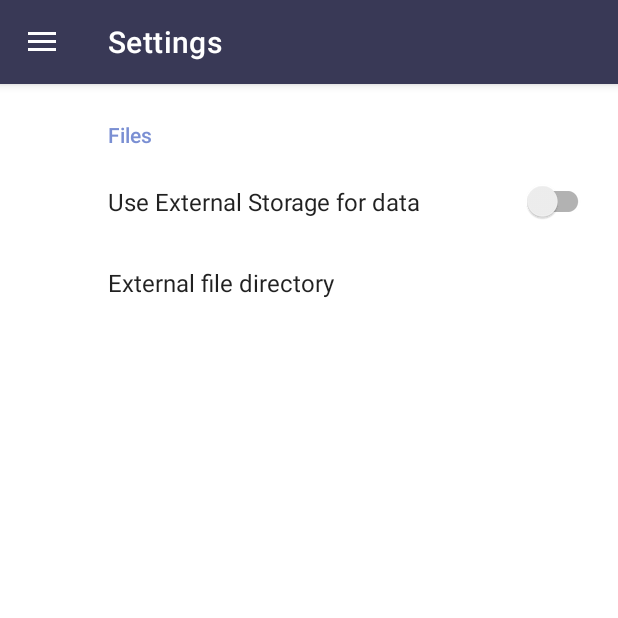
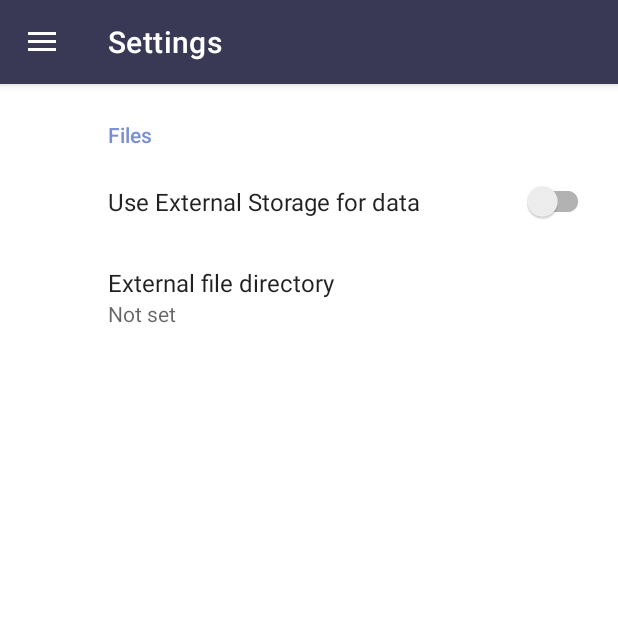
Before and after one commit to Maveo/ComickApp, an Android app: the screen it shows after launch (MainActivity), in the side drawer, after a tap on "Settings", on a phone screen of 412 x 824 dp, the top half of it. Run offline under Robolectric (Android 15) with nearby library versions, the phone set to English and light mode, and no system bars; our stand-ins replace androidx.preference, navigation-ui.

Commit message:
feat: can use external path

```diff
--- a/app/src/main/AndroidManifest.xml
+++ b/app/src/main/AndroidManifest.xml
@@ -8,6 +8,7 @@
     <uses-permission android:name="android.permission.MANAGE_EXTERNAL_STORAGE" />
 
     <application
+        android:requestLegacyExternalStorage="true"
         android:allowBackup="true"
         android:icon="@mipmap/ic_launcher"
         android:label="@string/app_name"
--- a/app/src/main/java/com/skillor/comick/MainActivity.java
+++ b/app/src/main/java/com/skillor/comick/MainActivity.java
@@ -1,13 +1,14 @@
 package com.skillor.comick;
 
+import android.Manifest;
 import android.app.AlertDialog;
-import android.content.Context;
 import android.content.DialogInterface;
 import android.content.SharedPreferences;
 import android.content.pm.ActivityInfo;
+import android.content.pm.PackageManager;
+import android.os.Build;
 import android.os.Bundle;
 import android.view.KeyEvent;
-import android.view.Menu;
 import android.view.View;
 import android.widget.Button;
 
@@ -18,10 +19,13 @@ import androidx.navigation.NavController;
 import androidx.navigation.Navigation;
 import androidx.navigation.ui.AppBarConfiguration;
 import androidx.navigation.ui.NavigationUI;
+import androidx.preference.PreferenceManager;
 
 import com.google.android.material.navigation.NavigationView;
 import com.skillor.comick.databinding.ActivityMainBinding;
 import com.skillor.comick.utils.ComickService;
+
+import java.io.File;
 
 
 public class MainActivity extends AppCompatActivity {
@@ -45,7 +49,7 @@ public class MainActivity extends AppCompatActivity {
 
         setSupportActionBar(binding.appBarMain.toolbar);
 
-        sharedPref = getPreferences(Context.MODE_PRIVATE);
+        sharedPref = PreferenceManager.getDefaultSharedPreferences(this);
         sharedPrefEditor = sharedPref.edit();
 
         rotationLocked = sharedPref.getBoolean(getString(R.string.lock_rotation_key), false);
@@ -94,7 +98,8 @@ public class MainActivity extends AppCompatActivity {
         NavigationUI.setupActionBarWithNavController(this, navController, mAppBarConfiguration);
         NavigationUI.setupWithNavController(navigationView, navController);
 
-        ComickService.getInstance().initialize(this);
+        ComickService.getInstance().setActivity(this);
+        this.loadDirectory();
 
         String lastRead = sharedPref.getString(getString(R.string.last_read_key), null);
         if (lastRead != null) {
@@ -112,6 +117,54 @@ public class MainActivity extends AppCompatActivity {
 
     public SharedPreferences.Editor getSharedPrefEditor() {
         return sharedPrefEditor;
+    }
+
+    private boolean hasPermissions(String[] permisssions) {
+        if (Build.VERSION.SDK_INT < 23) return true;
+        for (String permission: permisssions) {
+            if (checkSelfPermission(permission) == PackageManager.PERMISSION_DENIED) return false;
+        }
+        return true;
+    }
+
+    public void loadDirectory() {
+        boolean useExternalFiles = sharedPref.getBoolean(getString(R.string.use_external_files_key), false);
+
+        if (useExternalFiles) {
+            String externalFilePath = sharedPref.getString(getString(R.string.external_file_path_key), null);
+            if (externalFilePath == null) {
+                sharedPrefEditor.putBoolean(getString(R.string.use_external_files_key), false);
+                sharedPrefEditor.apply();
+                return;
+            }
+            if (Build.VERSION.SDK_INT >= 23) {
+                String[] permissions = {
+                        Manifest.permission.READ_EXTERNAL_STORAGE,
+                        Manifest.permission.WRITE_EXTERNAL_STORAGE,
+                };
+                if (Build.VERSION.SDK_INT >= 30) {
+                    permissions = new String[]{
+                            Manifest.permission.READ_EXTERNAL_STORAGE,
+                            Manifest.permission.WRITE_EXTERNAL_STORAGE,
+                            Manifest.permission.MANAGE_EXTERNAL_STORAGE
+                    };
+                }
+
+                if (!hasPermissions(permissions)) {
+                    requestPermissions(permissions, 1);
+                }
+            }
+            File externalFile = new File(externalFilePath);
+            if (!externalFile.isDirectory()) {
+                sharedPrefEditor.putBoolean(getString(R.string.use_external_files_key), false);
+                sharedPrefEditor.apply();
+                return;
+            }
+            ComickService.getInstance().setDirectory(externalFile);
+        } else {
+            ComickService.getInstance().setDirectory(getApplicationContext().getExternalFilesDir(null));
+        }
+        ComickService.getInstance().initialize();
     }
 
     @Override
--- a/app/src/main/java/com/skillor/comick/ui/SettingsFragment.java
+++ b/app/src/main/java/com/skillor/comick/ui/SettingsFragment.java
@@ -2,6 +2,7 @@ package com.skillor.comick.ui;
 
 import android.content.SharedPreferences;
 import android.os.Bundle;
+import android.util.Log;
 import android.view.LayoutInflater;
 import android.view.View;
 import android.view.ViewGroup;
@@ -14,21 +15,27 @@ import com.skillor.comick.R;
 
 public class SettingsFragment extends PreferenceFragmentCompat {
 
-    private SharedPreferences.OnSharedPreferenceChangeListener listener;
+    private void refreshScreen() {
+        setPreferenceScreen(null);
+        addPreferencesFromResource(R.xml.root_preferences);
+    }
 
     @Override
     public View onCreateView(LayoutInflater inflater, ViewGroup container, Bundle savedInstanceState) {
 
-        listener = new SharedPreferences.OnSharedPreferenceChangeListener() {
+        SharedPreferences.OnSharedPreferenceChangeListener listener = new SharedPreferences.OnSharedPreferenceChangeListener() {
             public void onSharedPreferenceChanged(SharedPreferences prefs, String key) {
-                switch (key) {
-                    case "external_file_path":
-                        break;
+                if (key.equals(getString(R.string.use_external_files_key))) {
+                    ((MainActivity) getActivity()).loadDirectory();
+                    refreshScreen();
+                } else if (key.equals(getString(R.string.external_file_path_key))) {
+                    ((MainActivity) getActivity()).loadDirectory();
+                    refreshScreen();
                 }
             }
         };
 
-        PreferenceManager.getDefaultSharedPreferences(getContext()).registerOnSharedPreferenceChangeListener(listener);
+        PreferenceManager.getDefaultSharedPreferences(getActivity()).registerOnSharedPreferenceChangeListener(listener);
 
         return super.onCreateView(inflater, container, savedInstanceState);
     }
--- a/app/src/main/java/com/skillor/comick/utils/ComickService.java
+++ b/app/src/main/java/com/skillor/comick/utils/ComickService.java
@@ -2,6 +2,7 @@ package com.skillor.comick.utils;
 
 import android.graphics.Bitmap;
 import android.graphics.BitmapFactory;
+import android.util.Log;
 
 import androidx.lifecycle.LiveData;
 import androidx.lifecycle.MutableLiveData;
@@ -55,25 +56,30 @@ public class ComickService {
         comics.setValue(new ArrayList<>());
     }
 
-    private void initialize() {
+    public void initialize() {
         if (directory == null) return;
         comicList.clear();
-        for (File file : this.directory.listFiles()) {
-            if (file.isDirectory() && file.getPath().endsWith(COMIC_SUFFIX)) {
-                try {
-                    comicList.add(new Comic(file));
-                } catch (Exception e) {
-                    e.printStackTrace();
+        File[] files = this.directory.listFiles();
+        if (files != null) {
+            for (File file : files) {
+                if (file.isDirectory() && file.getPath().endsWith(COMIC_SUFFIX)) {
+                    try {
+                        comicList.add(new Comic(file));
+                    } catch (Exception e) {
+                        e.printStackTrace();
+                    }
                 }
             }
         }
         comics.postValue(comicList);
     }
 
-    public void initialize(MainActivity activity) {
+    public void setActivity(MainActivity activity) {
         this.activity = activity;
-        this.directory = activity.getApplicationContext().getExternalFilesDir(null);
-        initialize();
+    }
+
+    public void setDirectory(File directory) {
+        this.directory = directory;
     }
 
     public static ComickService getInstance() {
@@ -376,7 +382,8 @@ public class ComickService {
 
         public void saveInfo() throws Exception {
             File file = new File(getInfoPath());
-            file.getParentFile().mkdirs();
+            boolean res = file.getParentFile().mkdirs();
+            Log.d("test", String.valueOf(res));
 
             JSONObject json = new JSONObject();
             json.put("comic_title", comicTitle);
--- a/app/src/main/res/values/strings.xml
+++ b/app/src/main/res/values/strings.xml
@@ -22,6 +22,8 @@
     <string name="lock_rotation_key" translatable="false">lock_rotation_key</string>
     <string name="last_read_key" translatable="false">last_read_key</string>
     <string name="current_chapter_prefix_key" translatable="false">current_chapter_for_</string>
+    <string name="external_file_path_key" translatable="false">external_file_path</string>
+    <string name="use_external_files_key" translatable="false">use_external_files</string>
     <string name="exit_dialog_headline">Confirm exit</string>
     <string name="exit_dialog_sentence">Are you sure you want to quit?</string>
     <string name="yes">Yes</string>
@@ -30,6 +32,6 @@
 
     <string name="files_header">Files</string>
 
-    <string name="use_internal_files_title">Use External Storage for data</string>
-    <string name="external_file_path">External file directory</string>
+    <string name="use_external_files_title">Use External Storage for data</string>
+    <string name="external_file_path_title">External file directory</string>
 </resources>
--- a/app/src/main/res/xml/root_preferences.xml
+++ b/app/src/main/res/xml/root_preferences.xml
@@ -4,21 +4,13 @@
     <PreferenceCategory app:title="@string/files_header">
 
         <SwitchPreferenceCompat
-            app:key="use_internal_files"
-            app:title="@string/use_internal_files_title" />
+            app:key="@string/use_external_files_key"
+            app:title="@string/use_external_files_title" />
 
         <EditTextPreference
-            android:dependency="use_internal_files"
-            app:key="external_file_path"
-            app:title="@string/external_file_path" />
-
-<!--        <ListPreference-->
-<!--            app:defaultValue="reply"-->
-<!--            app:entries="@array/reply_entries"-->
-<!--            app:entryValues="@array/reply_values"-->
-<!--            app:key="reply"-->
-<!--            app:title="@string/reply_title"-->
-<!--            app:useSimpleSummaryProvider="true" />-->
+            app:key="@string/external_file_path_key"
+            app:useSimpleSummaryProvider="true"
+            app:title="@string/external_file_path_title" />
 
     </PreferenceCategory>
 
```
